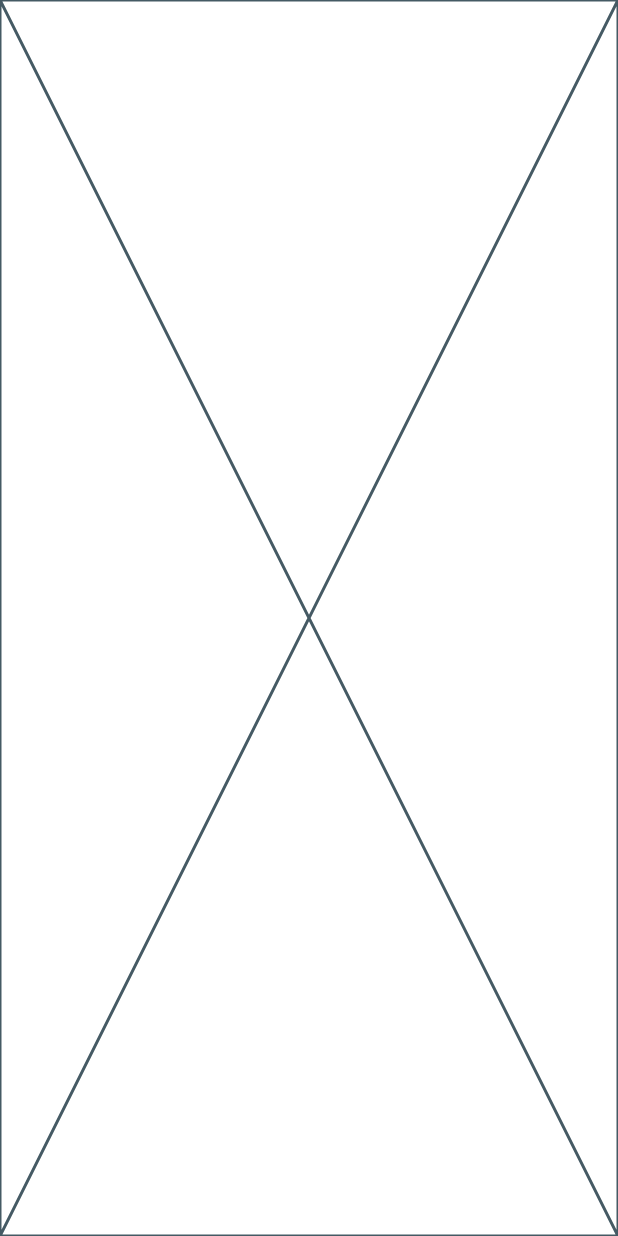
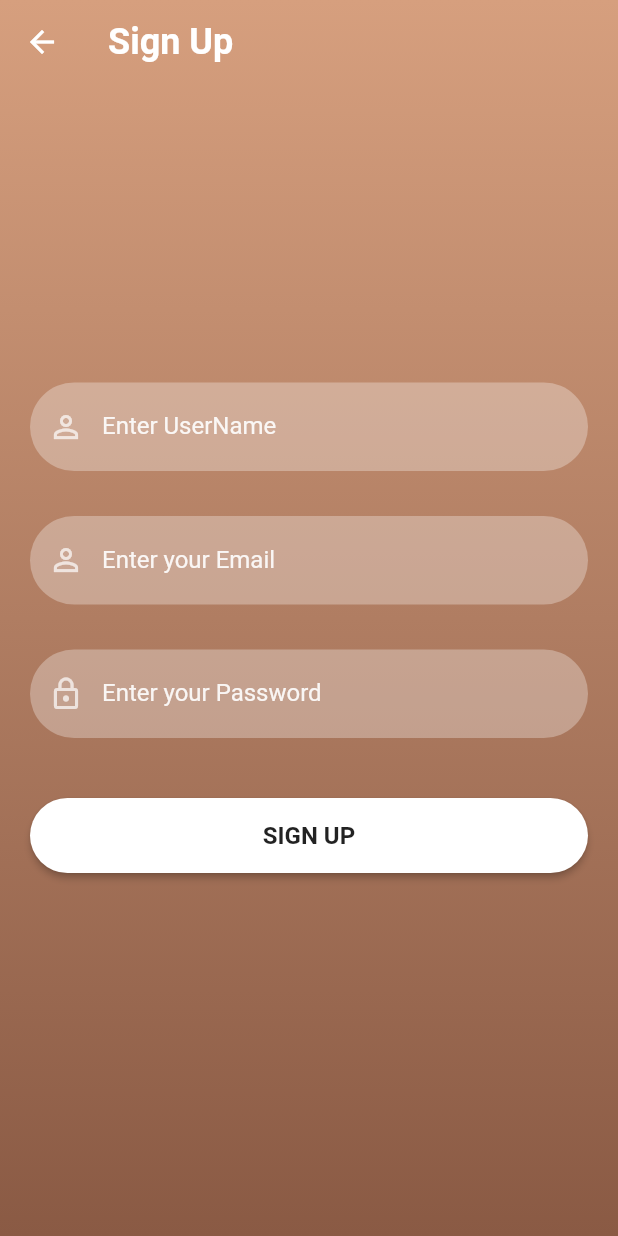
Before and after one commit to AmorIbrahim/e-commerce, a Flutter app: the screen it shows after launch, after a tap on "Sign Up", on a phone screen of 412 x 824 dp. Run offline on Flutter 3.47's test engine with Material 2 defaults, Android fonts, the phone set to English and light mode, and no system bars; our stand-ins replace sqflite; accounts and stored records are empty.

Commit message:
Sign_Up UI

```diff
--- a/ecommerce/lib/Screens/sign-up.dart
+++ b/ecommerce/lib/Screens/sign-up.dart
@@ -1,4 +1,8 @@
 import 'package:flutter/material.dart';
+
+import '../main.dart';
+import 'Items/color_item.dart';
+import 'Widgets/signin_widget.dart';
 
 class SignUpScreen extends StatefulWidget {
   const SignUpScreen({super.key});
@@ -8,8 +12,66 @@ class SignUpScreen extends StatefulWidget {
 }
 
 class _SignUpScreenState extends State<SignUpScreen> {
+  TextEditingController _passwordTextController=TextEditingController();
+  TextEditingController _emilTextController=TextEditingController();
+  TextEditingController _userNameTextController=TextEditingController();
   @override
   Widget build(BuildContext context) {
-    return const Placeholder();
+    return  Scaffold(
+      extendBodyBehindAppBar: true,
+      appBar: AppBar(
+        backgroundColor: Colors.transparent,
+        elevation: 0,
+        title: const Text(
+          "Sign Up",
+          style: TextStyle(
+            fontSize: 24,
+            fontWeight: FontWeight.bold,
+          ),
+        ),
+      ),
+      body: Container(
+          width: MediaQuery.of(context).size.width,
+          height: MediaQuery.of(context).size.height,
+          decoration: BoxDecoration(gradient: LinearGradient(
+          colors:[
+            hexaStringToColor("d69f7e"),
+            hexaStringToColor("b07d62"),
+            hexaStringToColor("8a5a44"),
+          ],begin: Alignment.topCenter,end: Alignment.bottomCenter)),
+          child: SingleChildScrollView(
+          child: Padding(
+          padding: const EdgeInsets.fromLTRB(
+          20,
+          125,
+          20,
+          0),
+
+           child: Column(
+          children: <Widget>[
+            const SizedBox(
+              height: 130,
+            ),
+            reusableTextField("Enter UserName", Icons.person_outline, false, _userNameTextController),
+
+            const SizedBox(
+              height: 30,
+            ),
+            reusableTextField("Enter your Email", Icons.person_outline, false, _emilTextController),
+            const SizedBox(
+              height: 30,
+            ),
+            reusableTextField("Enter your Password", Icons.lock_outline, true, _passwordTextController),
+              const SizedBox(
+                  height: 30,
+              ),
+            signInSignUpButton(context, false, (){
+              Navigator.push(context, MaterialPageRoute(builder: (context)=>MainScreen()));
+            }),
+          ]
+    )))
+
+      ),
+    );
   }
 }
--- a/ecommerce/lib/main.dart
+++ b/ecommerce/lib/main.dart
@@ -76,8 +76,10 @@ class _MainScreenState extends State<MainScreen> {
             icon: Icon(Icons.account_circle),
             label: 'Account',
           ),
+
         ],
       ),
+
     );
   }
 }
```
